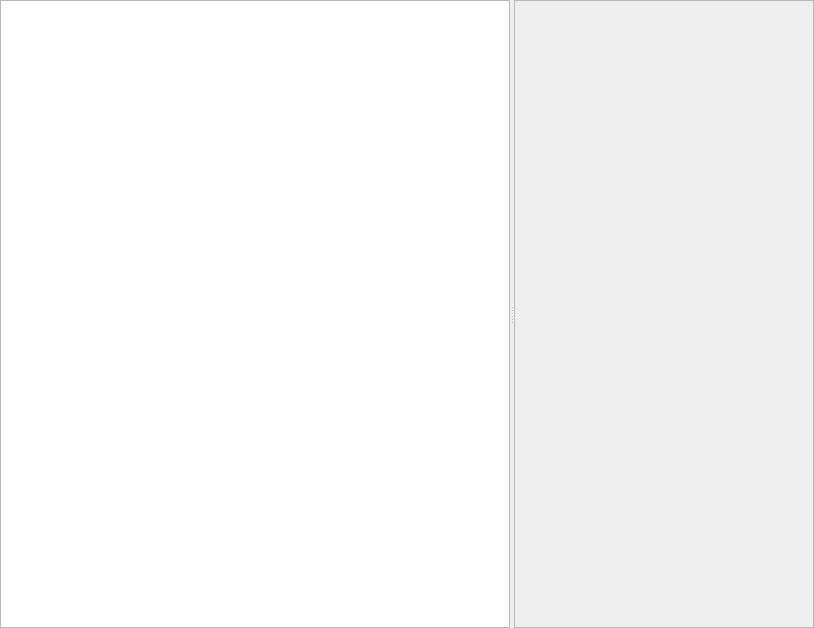
Old version of the form Net/NetObj_Monitor.ui in the repository break11/AutoStorage.
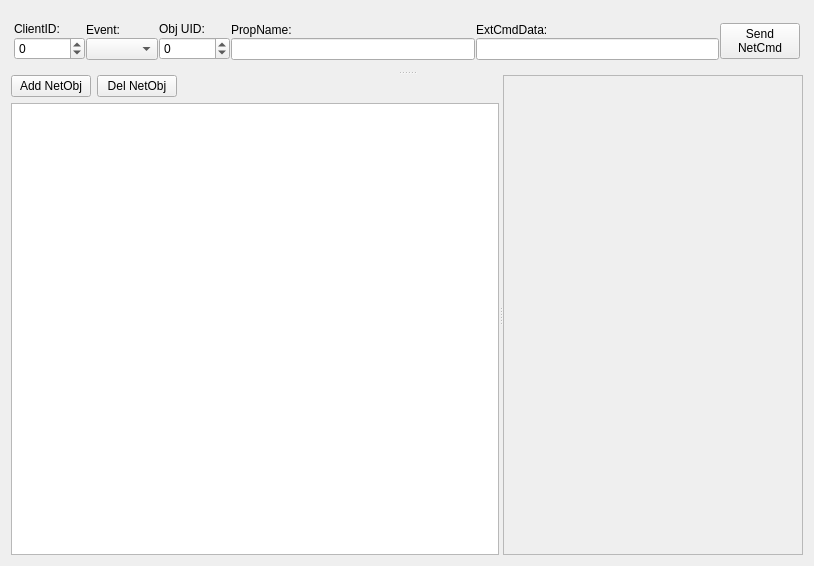
New version of the form. Icons and pictures are not drawn.

```diff
--- a/Net/NetObj_Monitor.ui
+++ b/Net/NetObj_Monitor.ui
@@ -7,33 +7,209 @@
     <x>0</x>
     <y>0</y>
     <width>814</width>
-    <height>628</height>
+    <height>566</height>
    </rect>
   </property>
   <property name="windowTitle">
    <string>Net Obj Form</string>
   </property>
-  <layout class="QHBoxLayout" name="horizontalLayout">
+  <layout class="QVBoxLayout" name="verticalLayout_3">
+   <item>
+    <widget class="QSplitter" name="splitter_2">
+     <property name="orientation">
+      <enum>Qt::Vertical</enum>
+     </property>
+     <widget class="QWidget" name="wNetCmd" native="true">
+      <property name="maximumSize">
+       <size>
+        <width>16777215</width>
+        <height>60</height>
+       </size>
+      </property>
+      <layout class="QVBoxLayout" name="verticalLayout_12">
    <property name="spacing">
-    <number>3</number>
+        <number>2</number>
    </property>
    <property name="leftMargin">
-    <number>0</number>
+        <number>3</number>
    </property>
    <property name="topMargin">
-    <number>0</number>
+        <number>3</number>
    </property>
    <property name="rightMargin">
-    <number>0</number>
+        <number>3</number>
    </property>
    <property name="bottomMargin">
-    <number>0</number>
+        <number>3</number>
    </property>
    <item>
+        <layout class="QHBoxLayout" name="horizontalLayout_3">
+         <property name="spacing">
+          <number>1</number>
+         </property>
+         <item>
+          <layout class="QVBoxLayout" name="verticalLayout_4">
+           <property name="spacing">
+            <number>1</number>
+           </property>
+           <item>
+            <widget class="QLabel" name="lbClientID">
+             <property name="text">
+              <string>ClientID:</string>
+             </property>
+            </widget>
+           </item>
+           <item>
+            <widget class="QSpinBox" name="sbClientID">
+             <property name="minimum">
+              <number>-999999999</number>
+             </property>
+             <property name="maximum">
+              <number>999999999</number>
+             </property>
+            </widget>
+           </item>
+          </layout>
+         </item>
+         <item>
+          <layout class="QVBoxLayout" name="verticalLayout_8">
+           <property name="spacing">
+            <number>1</number>
+           </property>
+           <item>
+            <widget class="QLabel" name="lbEvent">
+             <property name="text">
+              <string>Event:</string>
+             </property>
+            </widget>
+           </item>
+           <item>
+            <widget class="QComboBox" name="cbEvent"/>
+           </item>
+          </layout>
+         </item>
+         <item>
+          <layout class="QVBoxLayout" name="verticalLayout_9">
+           <property name="spacing">
+            <number>1</number>
+           </property>
+           <item>
+            <widget class="QLabel" name="lbObj_UID">
+             <property name="text">
+              <string>Obj UID:</string>
+             </property>
+            </widget>
+           </item>
+           <item>
+            <widget class="QSpinBox" name="sbObj_UID">
+             <property name="minimum">
+              <number>-999999999</number>
+             </property>
+             <property name="maximum">
+              <number>999999999</number>
+             </property>
+            </widget>
+           </item>
+          </layout>
+         </item>
+         <item>
+          <layout class="QVBoxLayout" name="verticalLayout_10">
+           <property name="spacing">
+            <number>1</number>
+           </property>
+           <item>
+            <widget class="QLabel" name="lbPropName">
+             <property name="text">
+              <string>PropName:</string>
+             </property>
+            </widget>
+           </item>
+           <item>
+            <widget class="QLineEdit" name="lePropName"/>
+           </item>
+          </layout>
+         </item>
+         <item>
+          <layout class="QVBoxLayout" name="verticalLayout_11">
+           <property name="spacing">
+            <number>1</number>
+           </property>
+           <item>
+            <widget class="QLabel" name="lbExtCmdData">
+             <property name="text">
+              <string>ExtCmdData:</string>
+             </property>
+            </widget>
+           </item>
+           <item>
+            <widget class="QLineEdit" name="leExtCmdData"/>
+           </item>
+          </layout>
+         </item>
+         <item>
+          <widget class="QPushButton" name="btnSendNetCmd">
+           <property name="text">
+            <string>Send
+NetCmd</string>
+           </property>
+          </widget>
+         </item>
+        </layout>
+       </item>
+      </layout>
+     </widget>
     <widget class="QSplitter" name="splitter">
      <property name="orientation">
       <enum>Qt::Horizontal</enum>
      </property>
+      <widget class="QWidget" name="">
+       <layout class="QVBoxLayout" name="verticalLayout_2">
+        <item>
+         <layout class="QHBoxLayout" name="horizontalLayout">
+          <item>
+           <widget class="QPushButton" name="btnAdd_NetObj">
+            <property name="text">
+             <string>Add NetObj</string>
+            </property>
+            <property name="icon">
+             <iconset resource="images.qrc">
+              <normaloff>:/images/add.png</normaloff>:/images/add.png</iconset>
+            </property>
+            <property name="shortcut">
+             <string>Ins</string>
+            </property>
+           </widget>
+          </item>
+          <item>
+           <widget class="QPushButton" name="btnDel_NetObj">
+            <property name="text">
+             <string>Del NetObj</string>
+            </property>
+            <property name="icon">
+             <iconset resource="images.qrc">
+              <normaloff>:/images/del.png</normaloff>:/images/del.png</iconset>
+            </property>
+            <property name="shortcut">
+             <string>Del</string>
+            </property>
+           </widget>
+          </item>
+          <item>
+           <spacer name="horizontalSpacer">
+            <property name="orientation">
+             <enum>Qt::Horizontal</enum>
+            </property>
+            <property name="sizeHint" stdset="0">
+             <size>
+              <width>40</width>
+              <height>20</height>
+             </size>
+            </property>
+           </spacer>
+          </item>
+         </layout>
+        </item>
+        <item>
      <widget class="QTreeView" name="tvNetObj">
       <property name="styleSheet">
        <string notr="true">QTreeView::item:focus
@@ -61,6 +237,9 @@
        <number>160</number>
       </attribute>
      </widget>
+        </item>
+       </layout>
+      </widget>
      <widget class="QScrollArea" name="saNetObj">
       <property name="minimumSize">
        <size>
@@ -88,14 +267,15 @@
         <rect>
          <x>0</x>
          <y>0</y>
-         <width>296</width>
-         <height>624</height>
+          <width>384</width>
+          <height>478</height>
         </rect>
        </property>
        <layout class="QVBoxLayout" name="verticalLayout"/>
       </widget>
      </widget>
     </widget>
+    </widget>
    </item>
   </layout>
  </widget>
```
Left out of the diff: 4 changed lines with no effect on the pictures. Lines whose indentation alone changed are shown as unchanged.
